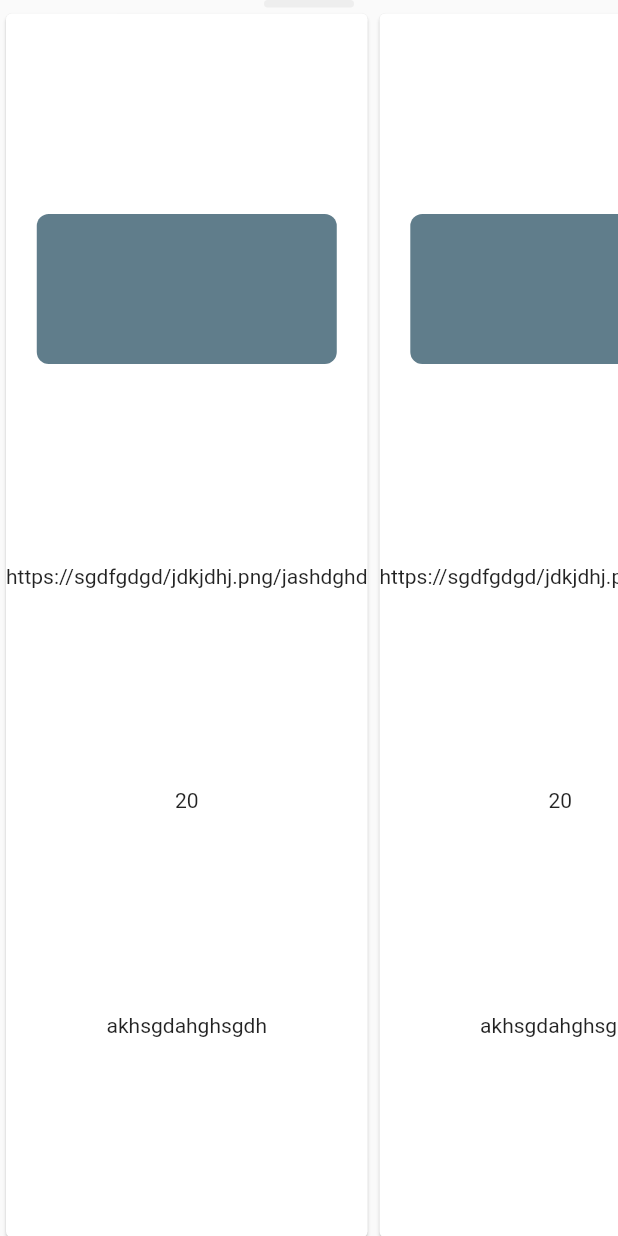
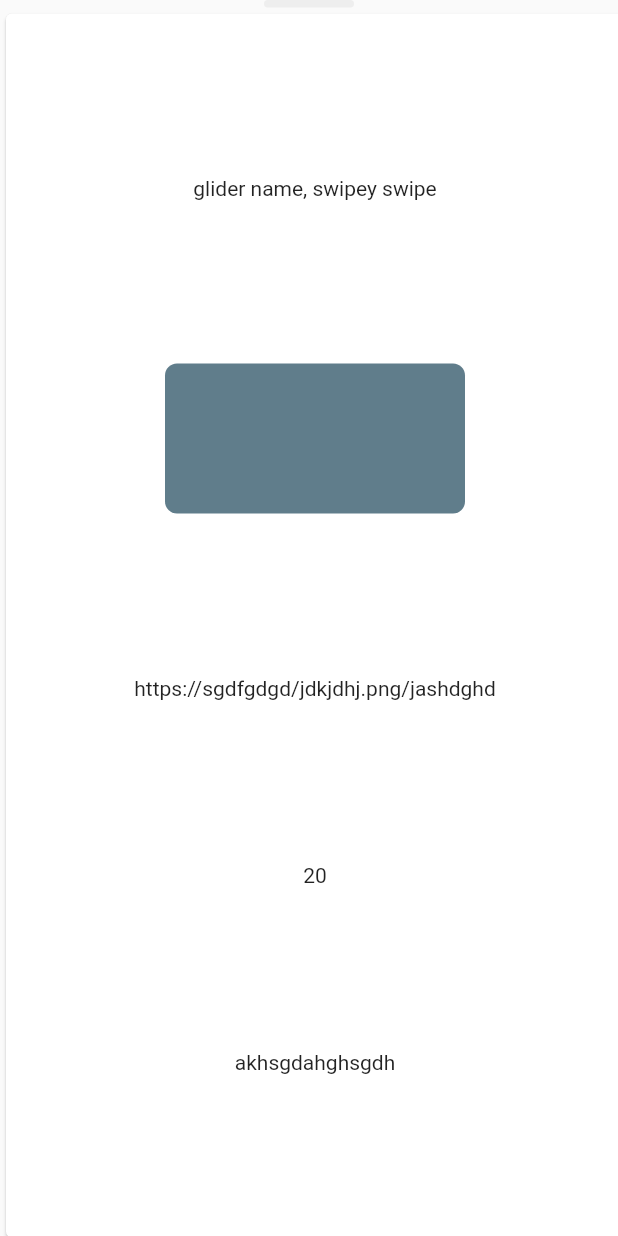
Before and after one commit to Senior-Design-Capstone/app_dev, a Flutter app: the DetailsSheet widget shown alone on an empty page, opened directly, on a phone screen of 412 x 824 dp. Run offline on Flutter 3.47's test engine with Material 2 defaults, Android fonts, the phone set to English and light mode, and no system bars; our stand-ins replace google_maps_flutter.

Commit message:
horizonal cards width fixed

```diff
--- a/lib/details-screen.dart
+++ b/lib/details-screen.dart
@@ -108,17 +108,17 @@ class _DetailsSheetState extends State<DetailsSheet> {
         ),
         Container(
             height: MediaQuery.of(context).size.height,
-            width: MediaQuery.of(context).size.height,
+            width: MediaQuery.of(context).size.width,
             child: ListView.builder(
-              shrinkWrap: true,
               scrollDirection: Axis.horizontal,
               itemCount: productData.length,
               itemBuilder: (BuildContext context, int i) => Card(
                 child: Container(
-                  //width: 160.0,
+                  width: MediaQuery.of(context).size.width,
                   child: Column(
                     mainAxisAlignment: MainAxisAlignment.spaceEvenly,
                     children: <Widget>[
+                      Text('glider name, swipey swipe'),
                       DataTable(),
                       Text('https://sgdfgdgd/jdkjdhj.png/jashdghd'),
                       Text('20'),
```
